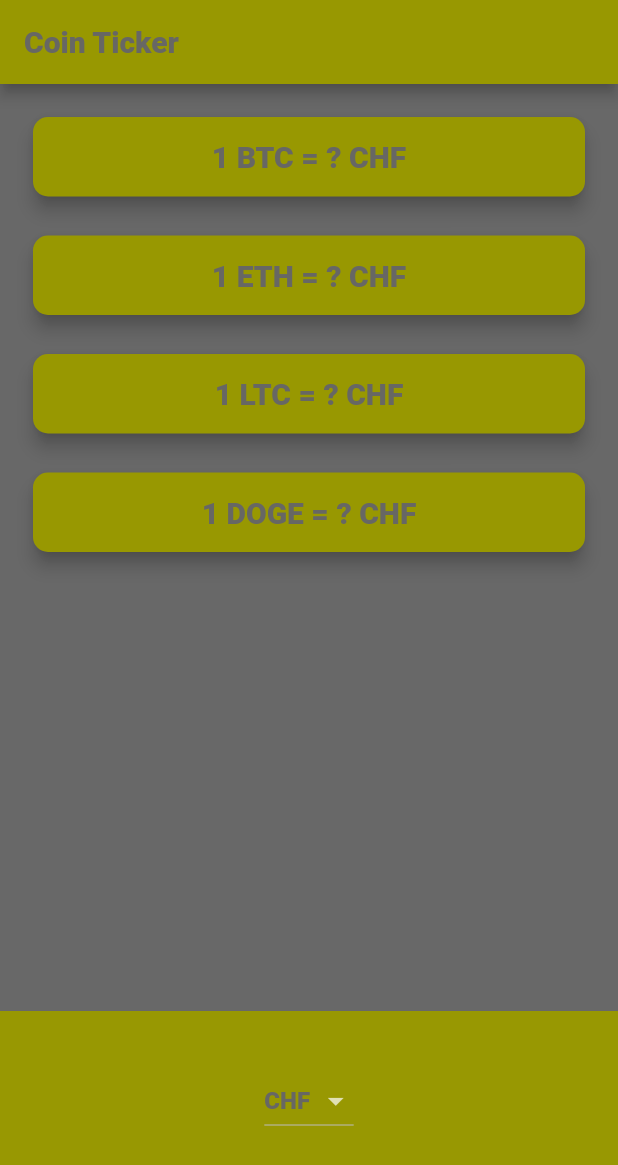
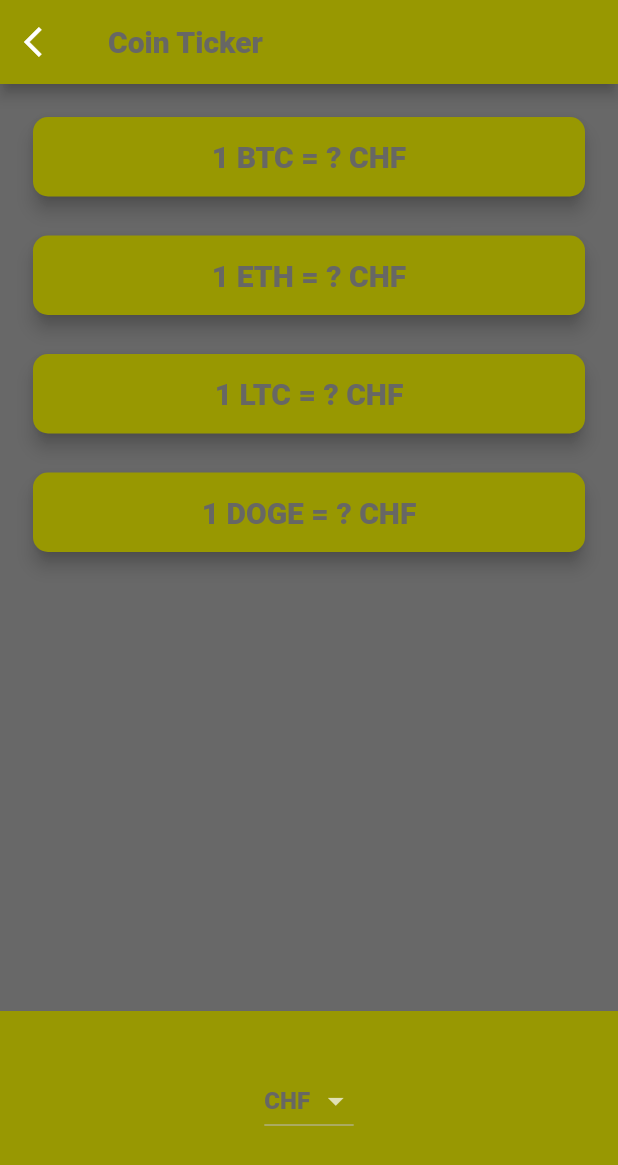
Before and after one commit to sane120/toolkit, a Flutter app: the PriceScreen screen opened directly, on a phone screen of 412 x 824 dp. Shown: the top 1165 px of the screen. Run offline on Flutter 3.47's test engine with Material 2 defaults, Android fonts, the phone set to English and light mode, and no system bars; our stand-ins replace flutter_spinkit, shared_preferences; accounts and stored records are empty; network calls fail.

Commit message:
fixed AboutMe, AppBar and Body in one

```diff
--- a/lib/screens/price_screen.dart
+++ b/lib/screens/price_screen.dart
@@ -2,6 +2,7 @@ import 'package:flutter/material.dart';
 import 'package:flutter/cupertino.dart';
 import '../tracker/coin_data.dart';
 import 'dart:io' show Platform;
+import 'package:flutter_app_numas1/main.dart';
 
 class PriceScreen extends StatefulWidget {
   @override
@@ -16,7 +17,7 @@ class _PriceScreenState extends State<PriceScreen> {
     for (String currency in currenciesList) {
       var newItem = DropdownMenuItem(
         child: Text(currency,
-        style: TextStyle(color: Color(0xffb666666),),),
+          style: TextStyle(color: Color(0xffb666666),),),
         value: currency,
       );
       dropdownItems.add(newItem);
@@ -97,9 +98,16 @@ class _PriceScreenState extends State<PriceScreen> {
     return new Scaffold(
       appBar: new AppBar(
         title: new Text('Coin Ticker',
-        style: TextStyle(color: Color(0xffb666666),),),
+          style: TextStyle(color: Color(0xffb666666),),),
         backgroundColor: Color(0xffb999900),
-      ),
+    leading: GestureDetector(
+    onTap: () {
+      Navigator.pop(context);
+    },
+    child: Icon(
+    Icons.arrow_back_ios,  // add custom icons also
+    ),
+      )),
       backgroundColor: Color(0xffb666666),
       body: Column(
         mainAxisAlignment: MainAxisAlignment.spaceBetween,
```
